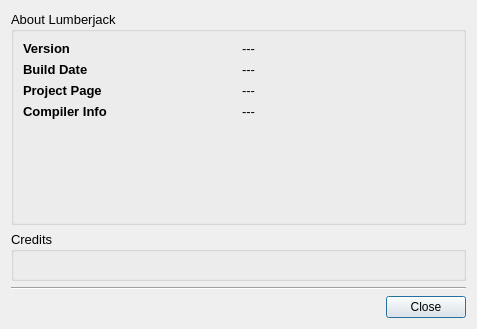
First picture: the form in lumberjack/about_dialog.ui, repository SchrodingersGat/lumberjack, before the edit.
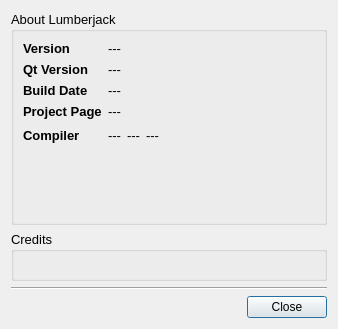
Second picture: the form after the edit.

Commit message: Add compiler / qt information to the about widget

```diff
--- a/lumberjack/about_dialog.ui
+++ b/lumberjack/about_dialog.ui
@@ -6,7 +6,7 @@
    <rect>
     <x>0</x>
     <y>0</y>
-    <width>477</width>
+    <width>338</width>
     <height>329</height>
    </rect>
   </property>
@@ -37,7 +37,21 @@
       <string>About Lumberjack</string>
      </property>
      <layout class="QGridLayout" name="gridLayout_2">
-      <item row="3" column="0">
+      <item row="5" column="0">
+       <widget class="QLabel" name="label_4">
+        <property name="font">
+         <font>
+          <pointsize>10</pointsize>
+          <weight>75</weight>
+          <bold>true</bold>
+         </font>
+        </property>
+        <property name="text">
+         <string>Compiler</string>
+        </property>
+       </widget>
+      </item>
+      <item row="4" column="0">
        <widget class="QLabel" name="label_3">
         <property name="font">
          <font>
@@ -51,6 +65,13 @@
         </property>
        </widget>
       </item>
+      <item row="1" column="1" colspan="4">
+       <widget class="QLabel" name="qtVersion">
+        <property name="text">
+         <string>---</string>
+        </property>
+       </widget>
+      </item>
       <item row="0" column="0">
        <widget class="QLabel" name="label">
         <property name="font">
@@ -65,7 +86,7 @@
         </property>
        </widget>
       </item>
-      <item row="1" column="0">
+      <item row="2" column="0">
        <widget class="QLabel" name="label_2">
         <property name="font">
          <font>
@@ -79,28 +100,69 @@
         </property>
        </widget>
       </item>
-      <item row="0" column="1">
+      <item row="5" column="1">
+       <widget class="QLabel" name="compiler">
+        <property name="text">
+         <string>---</string>
+        </property>
+       </widget>
+      </item>
+      <item row="0" column="1" colspan="4">
        <widget class="QLabel" name="softwareVersion">
         <property name="text">
          <string>---</string>
         </property>
        </widget>
       </item>
-      <item row="1" column="1">
-       <widget class="QLabel" name="buildDate">
-        <property name="text">
-         <string>---</string>
-        </property>
-       </widget>
-      </item>
-      <item row="3" column="1">
+      <item row="4" column="1" colspan="4">
        <widget class="QLabel" name="projectLInk">
         <property name="text">
          <string>---</string>
         </property>
        </widget>
       </item>
-      <item row="5" column="0">
+      <item row="2" column="1" colspan="4">
+       <widget class="QLabel" name="buildDate">
+        <property name="text">
+         <string>---</string>
+        </property>
+       </widget>
+      </item>
+      <item row="1" column="0">
+       <widget class="QLabel" name="label_5">
+        <property name="font">
+         <font>
+          <pointsize>10</pointsize>
+          <weight>75</weight>
+          <bold>true</bold>
+         </font>
+        </property>
+        <property name="text">
+         <string>Qt Version</string>
+        </property>
+       </widget>
+      </item>
+      <item row="5" column="4">
+       <spacer name="horizontalSpacer_2">
+        <property name="orientation">
+         <enum>Qt::Horizontal</enum>
+        </property>
+        <property name="sizeHint" stdset="0">
+         <size>
+          <width>40</width>
+          <height>20</height>
+         </size>
+        </property>
+       </spacer>
+      </item>
+      <item row="5" column="2">
+       <widget class="QLabel" name="compilerVersion">
+        <property name="text">
+         <string>---</string>
+        </property>
+       </widget>
+      </item>
+      <item row="6" column="0">
        <spacer name="verticalSpacer_2">
         <property name="orientation">
          <enum>Qt::Vertical</enum>
@@ -113,22 +175,8 @@
         </property>
        </spacer>
       </item>
-      <item row="4" column="0">
-       <widget class="QLabel" name="label_4">
-        <property name="font">
-         <font>
-          <pointsize>10</pointsize>
-          <weight>75</weight>
-          <bold>true</bold>
-         </font>
-        </property>
-        <property name="text">
-         <string>Compiler Info</string>
-        </property>
-       </widget>
-      </item>
-      <item row="4" column="1">
-       <widget class="QLabel" name="compilerInfo">
+      <item row="5" column="3">
+       <widget class="QLabel" name="architecture">
         <property name="text">
          <string>---</string>
         </property>
```
The commit also changes 3 other files.
